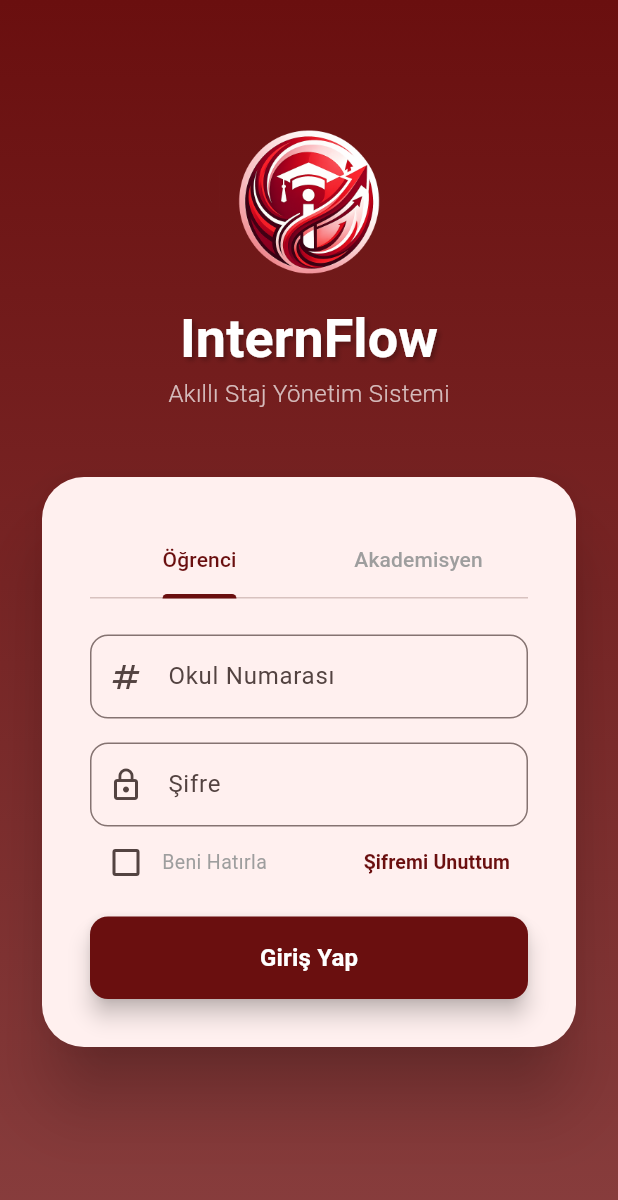
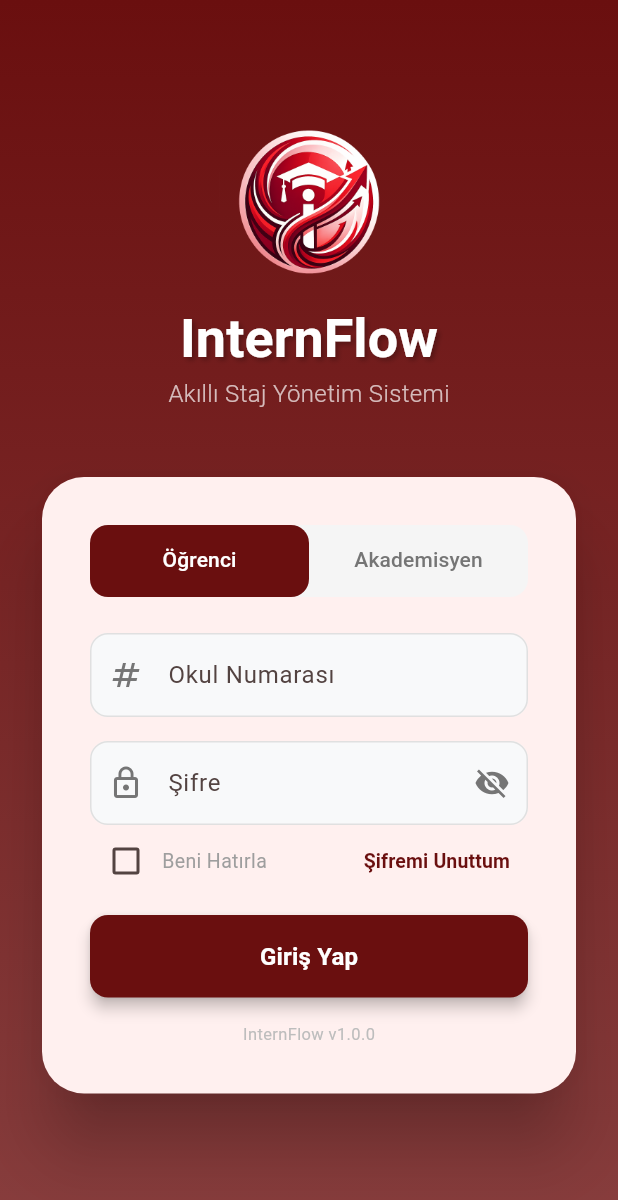
Before and after one commit to miraykahveci/INTERNFLOW, a Flutter app: the screen it shows after launch, on a phone screen of 412 x 824 dp. Shown: the top 1200 px of the screen. Run offline on Flutter 3.47's test engine with Material 3 defaults, Android fonts, the phone set to English and light mode, and no system bars; our stand-ins replace file_picker, flutter_dotenv, supabase_flutter; accounts and stored records are empty.

Commit message:
tasarım responsive hale getirilme adımları yapıldı

```diff
--- a/internflow_frontend/lib/views/login_page.dart
+++ b/internflow_frontend/lib/views/login_page.dart
@@ -19,6 +19,7 @@ class _LoginPageState extends State<LoginPage> with SingleTickerProviderStateMix
 
   bool _isLoading = false;
   bool _rememberMe = false;
+  bool _obscurePassword = true;
 
   @override
   void initState() {
@@ -142,16 +143,141 @@ class _LoginPageState extends State<LoginPage> with SingleTickerProviderStateMix
 
    @override
   Widget build(BuildContext context) {
-    final String inputLabel = _tabController.index == 0
-        ? "Okul Numarası"
-        : "Kullanıcı Adı";
+    return Scaffold(
+      body: LayoutBuilder(
+        builder: (context, constraints) {
+          if (constraints.maxWidth >= 900) {
+            return _buildWebLayout();
+          }
+          return _buildMobileLayout();
+        },
+      ),
+    );
+  }
 
-    final IconData inputIcon = _tabController.index == 0
-        ? Icons.numbers
-        : Icons.person_outline;
+  // ========== WEB LAYOUT ==========
+  Widget _buildWebLayout() {
+    return Row(
+      children: [
+        // SOL PANEL — Branding
+        Expanded(
+          flex: 5,
+          child: Container(
+            decoration: BoxDecoration(
+              gradient: LinearGradient(
+                begin: Alignment.topLeft,
+                end: Alignment.bottomRight,
+                colors: [primaryColor, const Color(0xFF4A0A0A)],
+              ),
+            ),
+            child: Center(
+              child: Padding(
+                padding: const EdgeInsets.all(48),
+                child: Column(
+                  mainAxisSize: MainAxisSize.min,
+                  children: [
+                    // Logo
+                    Container(
+                      width: 100,
+                      height: 100,
+                      decoration: BoxDecoration(
+                        color: Colors.white.withValues(alpha: 0.1),
+                        borderRadius: BorderRadius.circular(24),
+                      ),
+                      child: ClipRRect(
+                        borderRadius: BorderRadius.circular(24),
+                        child: Image.asset(
+                          'assets/images/app_logo.png',
+                          width: 80,
+                          height: 80,
+                          errorBuilder: (context, error, stackTrace) =>
+                              const Icon(Icons.school, color: Colors.white, size: 48),
+                        ),
+                      ),
+                    ),
+                    const SizedBox(height: 32),
+                    const Text(
+                      'InternFlow',
+                      style: TextStyle(
+                        fontSize: 42,
+                        fontWeight: FontWeight.bold,
+                        color: Colors.white,
+                        letterSpacing: 1.2,
+                      ),
+                    ),
+                    const SizedBox(height: 8),
+                    const Text(
+                      'Yapay Zeka Destekli Staj Takip Sistemi',
+                      style: TextStyle(color: Colors.white70, fontSize: 16),
+                    ),
+                    const SizedBox(height: 48),
+                    // Özellik listesi
+                    _buildFeatureItem(Icons.assignment, 'Staj başvuru ve onay yönetimi'),
+                    _buildFeatureItem(Icons.cloud_upload, 'Dijital belge yükleme ve takip'),
+                    _buildFeatureItem(Icons.auto_awesome, 'AI destekli staj defteri analizi'),
+                    _buildFeatureItem(Icons.timeline, 'Gerçek zamanlı süreç takibi'),
+                    const SizedBox(height: 48),
+                    // Alt bilgi
+                    Container(
+                      padding: const EdgeInsets.symmetric(horizontal: 20, vertical: 10),
+                      decoration: BoxDecoration(
+                        color: Colors.white.withValues(alpha: 0.08),
+                        borderRadius: BorderRadius.circular(12),
+                      ),
+                      child: const Text(
+                        'İstanbul Rumeli Üniversitesi | Bilgisayar Mühendisliği',
+                        style: TextStyle(color: Colors.white54, fontSize: 12),
+                      ),
+                    ),
+                  ],
+                ),
+              ),
+            ),
+          ),
+        ),
 
-    return Scaffold(
-      body: Container(
+        // SAĞ PANEL — Login formu
+        Expanded(
+          flex: 4,
+          child: Container(
+            color: const Color(0xFFF8F9FA),
+            child: Center(
+              child: SingleChildScrollView(
+                padding: const EdgeInsets.all(48),
+                child: SizedBox(
+                  width: 400,
+                  child: Column(
+                    crossAxisAlignment: CrossAxisAlignment.start,
+                    children: [
+                      Text(
+                        'Hoş Geldiniz',
+                        style: TextStyle(
+                          fontSize: 28,
+                          fontWeight: FontWeight.bold,
+                          color: primaryColor,
+                        ),
+                      ),
+                      const SizedBox(height: 4),
+                      const Text(
+                        'Devam etmek için giriş yapın',
+                        style: TextStyle(color: Color(0xFF757575), fontSize: 14),
+                      ),
+                      const SizedBox(height: 32),
+                      _buildLoginForm(),
+                    ],
+                  ),
+                ),
+              ),
+            ),
+          ),
+        ),
+      ],
+    );
+  }
+
+  // ========== MOBİL LAYOUT ==========
+  Widget _buildMobileLayout() {
+    return Container(
       width: double.infinity,
       height: double.infinity,
       decoration: BoxDecoration(
@@ -169,6 +295,8 @@ class _LoginPageState extends State<LoginPage> with SingleTickerProviderStateMix
               'assets/images/app_logo.png',
               width: 120,
               height: 120,
+              errorBuilder: (context, error, stackTrace) =>
+                  const Icon(Icons.school, color: Colors.white, size: 64),
             ),
             const Text(
               "InternFlow",
@@ -178,86 +306,117 @@ class _LoginPageState extends State<LoginPage> with SingleTickerProviderStateMix
                 color: Colors.white,
                 letterSpacing: 0.03,
                 shadows: [
-                    Shadow(
-                      color: Colors.black26,
-                      offset: Offset(2, 2),
-                      blurRadius: 4,
-                    )
+                  Shadow(color: Colors.black26, offset: Offset(2, 2), blurRadius: 4),
                 ],
               ),
             ),
             const Text(
               "Akıllı Staj Yönetim Sistemi",
-                style: TextStyle(
-                  fontSize: 16,
-                  color: Colors.white70,
-                  fontWeight: FontWeight.w300,
-                ),
+              style: TextStyle(fontSize: 16, color: Colors.white70, fontWeight: FontWeight.w300),
             ),
             const SizedBox(height: 40),
-
-              // Login Card
             Padding(
               padding: const EdgeInsets.symmetric(horizontal: 24),
               child: Card(
                 elevation: 20,
-                  shape: RoundedRectangleBorder(
-                    borderRadius: BorderRadius.circular(28),
-                  ),
+                shape: RoundedRectangleBorder(borderRadius: BorderRadius.circular(28)),
                 child: Padding(
                   padding: const EdgeInsets.all(32),
-                    child: Column(
+                  child: _buildLoginForm(),
+                ),
+              ),
+            ),
+            const SizedBox(height: 40),
+          ],
+        ),
+      ),
+    );
+  }
+
+  // ========== ORTAK LOGIN FORMU ==========
+  Widget _buildLoginForm() {
+    final String inputLabel =
+        _tabController.index == 0 ? "Okul Numarası" : "Kullanıcı Adı";
+    final IconData inputIcon =
+        _tabController.index == 0 ? Icons.numbers : Icons.person_outline;
+
+    return Column(
       children: [
         // Tab Bar
-                        TabBar(
+        Container(
+          decoration: BoxDecoration(
+            color: const Color(0xFFF5F5F5),
+            borderRadius: BorderRadius.circular(12),
+          ),
+          child: TabBar(
             controller: _tabController,
-                          labelColor: primaryColor,
-                          unselectedLabelColor: Colors.grey,
-                          indicatorColor: primaryColor,
-                          indicatorWeight: 3,
+            labelColor: Colors.white,
+            unselectedLabelColor: const Color(0xFF757575),
+            indicatorSize: TabBarIndicatorSize.tab,
+            indicator: BoxDecoration(
+              color: primaryColor,
+              borderRadius: BorderRadius.circular(12),
+            ),
+            dividerColor: Colors.transparent,
             tabs: const [
               Tab(text: "Öğrenci"),
               Tab(text: "Akademisyen"),
             ],
           ),
+        ),
         const SizedBox(height: 24),
 
-                        // Identifier Input
+        // Kimlik alanı
         TextField(
           controller: _identifierController,
           decoration: InputDecoration(
             labelText: inputLabel,
-                            prefixIcon: Icon(inputIcon),
+            prefixIcon: Icon(inputIcon, color: const Color(0xFF757575)),
+            filled: true,
+            fillColor: const Color(0xFFF8F9FA),
             border: OutlineInputBorder(
               borderRadius: BorderRadius.circular(12),
+              borderSide: const BorderSide(color: Color(0xFFE0E0E0)),
+            ),
+            enabledBorder: OutlineInputBorder(
+              borderRadius: BorderRadius.circular(12),
+              borderSide: const BorderSide(color: Color(0xFFE0E0E0)),
             ),
             focusedBorder: OutlineInputBorder(
               borderRadius: BorderRadius.circular(12),
-                              borderSide: BorderSide(
-                                color: primaryColor,
-                                width: 2,
-                              ),
+              borderSide: BorderSide(color: primaryColor, width: 2),
             ),
           ),
         ),
         const SizedBox(height: 16),
 
-                        // Şifre Input
+        // Şifre alanı
         TextField(
           controller: _passwordController,
-                          obscureText: true,
+          obscureText: _obscurePassword,
           decoration: InputDecoration(
             labelText: "Şifre",
-                            prefixIcon: const Icon(Icons.lock_outline),
+            prefixIcon: const Icon(Icons.lock_outline, color: Color(0xFF757575)),
+            suffixIcon: IconButton(
+              icon: Icon(
+                _obscurePassword ? Icons.visibility_off : Icons.visibility,
+                color: const Color(0xFF757575),
+              ),
+              onPressed: () => setState(() => _obscurePassword = !_obscurePassword),
+            ),
+            filled: true,
+            fillColor: const Color(0xFFF8F9FA),
             border: OutlineInputBorder(
               borderRadius: BorderRadius.circular(12),
+              borderSide: const BorderSide(color: Color(0xFFE0E0E0)),
+            ),
+            enabledBorder: OutlineInputBorder(
+              borderRadius: BorderRadius.circular(12),
+              borderSide: const BorderSide(color: Color(0xFFE0E0E0)),
             ),
             focusedBorder: OutlineInputBorder(
               borderRadius: BorderRadius.circular(12),
-                              borderSide: BorderSide(
-                                color: primaryColor,
-                                width: 2,
-                              ),
+              borderSide: BorderSide(color: primaryColor, width: 2),
             ),
           ),
         ),
@@ -268,26 +427,15 @@ class _LoginPageState extends State<LoginPage> with SingleTickerProviderStateMix
             Checkbox(
               value: _rememberMe,
               activeColor: primaryColor,
-                              onChanged: (v) =>
-                                  setState(() => _rememberMe = v ?? false),
+              onChanged: (v) => setState(() => _rememberMe = v ?? false),
             ),
-                            const Text(
-                              "Beni Hatırla",
-                              style: TextStyle(
-                                color: Colors.grey,
-                                fontSize: 13,
-                              ),
-                            ),
+            const Text("Beni Hatırla", style: TextStyle(color: Colors.grey, fontSize: 13)),
             const Spacer(),
             TextButton(
               onPressed: () {},
               child: Text(
                 "Şifremi Unuttum",
-                                style: TextStyle(
-                                  color: primaryColor,
-                                  fontWeight: FontWeight.bold,
-                                  fontSize: 13,
-                                ),
+                style: TextStyle(color: primaryColor, fontWeight: FontWeight.bold, fontSize: 13),
               ),
             ),
           ],
@@ -302,34 +450,47 @@ class _LoginPageState extends State<LoginPage> with SingleTickerProviderStateMix
             onPressed: _isLoading ? null : _login,
             style: ElevatedButton.styleFrom(
               backgroundColor: primaryColor,
-                              shape: RoundedRectangleBorder(
-                                borderRadius: BorderRadius.circular(12),
-                              ),
-                              elevation: 6,
+              shape: RoundedRectangleBorder(borderRadius: BorderRadius.circular(12)),
+              elevation: 4,
             ),
             child: _isLoading
-                                ? const CircularProgressIndicator(
-                                    color: Colors.white,
-                                  )
+                ? const CircularProgressIndicator(color: Colors.white)
                 : const Text(
                     "Giriş Yap",
-                                    style: TextStyle(
-                                      fontSize: 16,
-                                      fontWeight: FontWeight.bold,
-                                      color: Colors.white,
+                    style: TextStyle(fontSize: 16, fontWeight: FontWeight.bold, color: Colors.white),
                   ),
           ),
         ),
+        const SizedBox(height: 16),
+
+        // Alt bilgi
+        const Text(
+          'InternFlow v1.0.0',
+          style: TextStyle(color: Color(0xFFBDBDBD), fontSize: 11),
         ),
       ],
+    );
+  }
+
+  // ========== ÖZELLİK LİSTESİ (WEB SOL PANEL) ==========
+  Widget _buildFeatureItem(IconData icon, String text) {
+    return Padding(
+      padding: const EdgeInsets.only(bottom: 16),
+      child: Row(
+        mainAxisSize: MainAxisSize.min,
+        children: [
+          Container(
+            width: 36,
+            height: 36,
+            decoration: BoxDecoration(
+              color: Colors.white.withValues(alpha: 0.1),
+              borderRadius: BorderRadius.circular(10),
             ),
+            child: Icon(icon, color: Colors.white70, size: 18),
           ),
-                ),
-              ),
-              const SizedBox(height: 40),
+          const SizedBox(width: 14),
+          Text(text, style: const TextStyle(color: Colors.white70, fontSize: 14)),
         ],
-          ),
-        ),
       ),
     );
   }
```
Lines whose indentation alone changed are shown as unchanged.
